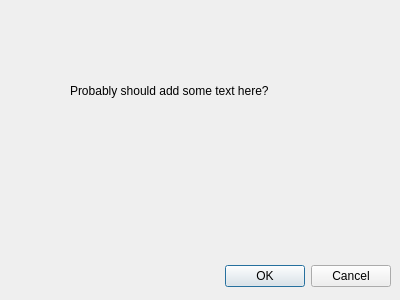
Above: OpenAIV-National/aboutdialog.ui from simoninns/OpenAIV before the change. Below: the same form after it.
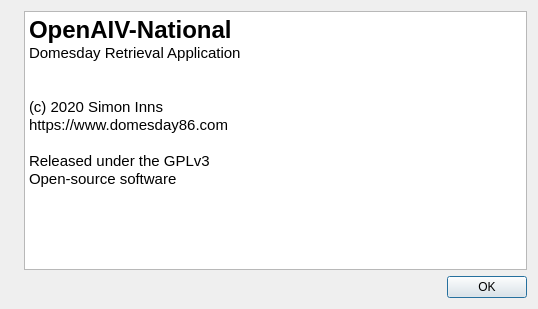
That is the form after the change. Icons and pictures are not drawn.

What changed in the file:
```diff
--- a/OpenAIV-National/aboutdialog.ui
+++ b/OpenAIV-National/aboutdialog.ui
@@ -6,42 +6,75 @@
    <rect>
     <x>0</x>
     <y>0</y>
-    <width>400</width>
-    <height>300</height>
+    <width>538</width>
+    <height>309</height>
    </rect>
   </property>
   <property name="windowTitle">
    <string>Dialog</string>
   </property>
-  <widget class="QDialogButtonBox" name="buttonBox">
-   <property name="geometry">
-    <rect>
-     <x>50</x>
-     <y>260</y>
-     <width>341</width>
-     <height>32</height>
-    </rect>
-   </property>
-   <property name="orientation">
-    <enum>Qt::Horizontal</enum>
-   </property>
-   <property name="standardButtons">
-    <set>QDialogButtonBox::Cancel|QDialogButtonBox::Ok</set>
-   </property>
-  </widget>
-  <widget class="QLabel" name="label">
-   <property name="geometry">
-    <rect>
-     <x>70</x>
-     <y>60</y>
-     <width>271</width>
-     <height>61</height>
-    </rect>
-   </property>
-   <property name="text">
-    <string>Probably should add some text here?</string>
-   </property>
-  </widget>
+  <layout class="QVBoxLayout" name="verticalLayout">
+   <item>
+    <layout class="QHBoxLayout" name="horizontalLayout_2">
+     <item>
+      <widget class="QLabel" name="label">
+       <property name="text">
+        <string/>
+       </property>
+       <property name="pixmap">
+        <pixmap resource="appicons.qrc">:/icons/Graphics/256-OpenAIV-logo.png</pixmap>
+       </property>
+      </widget>
+     </item>
+     <item>
+      <widget class="QTextBrowser" name="textBrowser">
+       <property name="html">
+        <string>&lt;!DOCTYPE HTML PUBLIC &quot;-//W3C//DTD HTML 4.0//EN&quot; &quot;http://www.w3.org/TR/REC-html40/strict.dtd&quot;&gt;
+&lt;html&gt;&lt;head&gt;&lt;meta name=&quot;qrichtext&quot; content=&quot;1&quot; /&gt;&lt;style type=&quot;text/css&quot;&gt;
+p, li { white-space: pre-wrap; }
+&lt;/style&gt;&lt;/head&gt;&lt;body style=&quot; font-family:'Ubuntu'; font-size:11pt; font-weight:400; font-style:normal;&quot;&gt;
+&lt;p style=&quot; margin-top:0px; margin-bottom:0px; margin-left:0px; margin-right:0px; -qt-block-indent:0; text-indent:0px;&quot;&gt;&lt;span style=&quot; font-family:'Ubuntu'; font-size:18pt; font-weight:600;&quot;&gt;OpenAIV-National&lt;/span&gt;&lt;/p&gt;
+&lt;p style=&quot; margin-top:0px; margin-bottom:0px; margin-left:0px; margin-right:0px; -qt-block-indent:0; text-indent:0px;&quot;&gt;&lt;span style=&quot; font-family:'Ubuntu';&quot;&gt;Domesday Retrieval Application&lt;/span&gt;&lt;/p&gt;
+&lt;p style=&quot;-qt-paragraph-type:empty; margin-top:0px; margin-bottom:0px; margin-left:0px; margin-right:0px; -qt-block-indent:0; text-indent:0px; font-family:'Ubuntu';&quot;&gt;&lt;br /&gt;&lt;/p&gt;
+&lt;p style=&quot;-qt-paragraph-type:empty; margin-top:0px; margin-bottom:0px; margin-left:0px; margin-right:0px; -qt-block-indent:0; text-indent:0px; font-family:'Ubuntu';&quot;&gt;&lt;br /&gt;&lt;/p&gt;
+&lt;p style=&quot; margin-top:0px; margin-bottom:0px; margin-left:0px; margin-right:0px; -qt-block-indent:0; text-indent:0px;&quot;&gt;&lt;span style=&quot; font-family:'Ubuntu';&quot;&gt;(c) 2020 Simon Inns&lt;/span&gt;&lt;/p&gt;
+&lt;p style=&quot; margin-top:0px; margin-bottom:0px; margin-left:0px; margin-right:0px; -qt-block-indent:0; text-indent:0px;&quot;&gt;&lt;span style=&quot; font-family:'Ubuntu';&quot;&gt;https://www.domesday86.com&lt;/span&gt;&lt;/p&gt;
+&lt;p style=&quot;-qt-paragraph-type:empty; margin-top:0px; margin-bottom:0px; margin-left:0px; margin-right:0px; -qt-block-indent:0; text-indent:0px; font-family:'Ubuntu';&quot;&gt;&lt;br /&gt;&lt;/p&gt;
+&lt;p style=&quot; margin-top:0px; margin-bottom:0px; margin-left:0px; margin-right:0px; -qt-block-indent:0; text-indent:0px;&quot;&gt;&lt;span style=&quot; font-family:'Ubuntu';&quot;&gt;Released under the GPLv3&lt;/span&gt;&lt;/p&gt;
+&lt;p style=&quot; margin-top:0px; margin-bottom:0px; margin-left:0px; margin-right:0px; -qt-block-indent:0; text-indent:0px;&quot;&gt;&lt;span style=&quot; font-family:'Ubuntu';&quot;&gt;Open-source software&lt;/span&gt;&lt;/p&gt;&lt;/body&gt;&lt;/html&gt;</string>
+       </property>
+      </widget>
+     </item>
+    </layout>
+   </item>
+   <item>
+    <layout class="QHBoxLayout" name="horizontalLayout">
+     <item>
+      <spacer name="horizontalSpacer">
+       <property name="orientation">
+        <enum>Qt::Horizontal</enum>
+       </property>
+       <property name="sizeHint" stdset="0">
+        <size>
+         <width>40</width>
+         <height>20</height>
+        </size>
+       </property>
+      </spacer>
+     </item>
+     <item>
+      <widget class="QDialogButtonBox" name="buttonBox">
+       <property name="orientation">
+        <enum>Qt::Horizontal</enum>
+       </property>
+       <property name="standardButtons">
+        <set>QDialogButtonBox::Ok</set>
+       </property>
+      </widget>
+     </item>
+    </layout>
+   </item>
+  </layout>
  </widget>
  <resources/>
  <connections>
```
Left out of the diff: 6 changed lines with no effect on the pictures.
